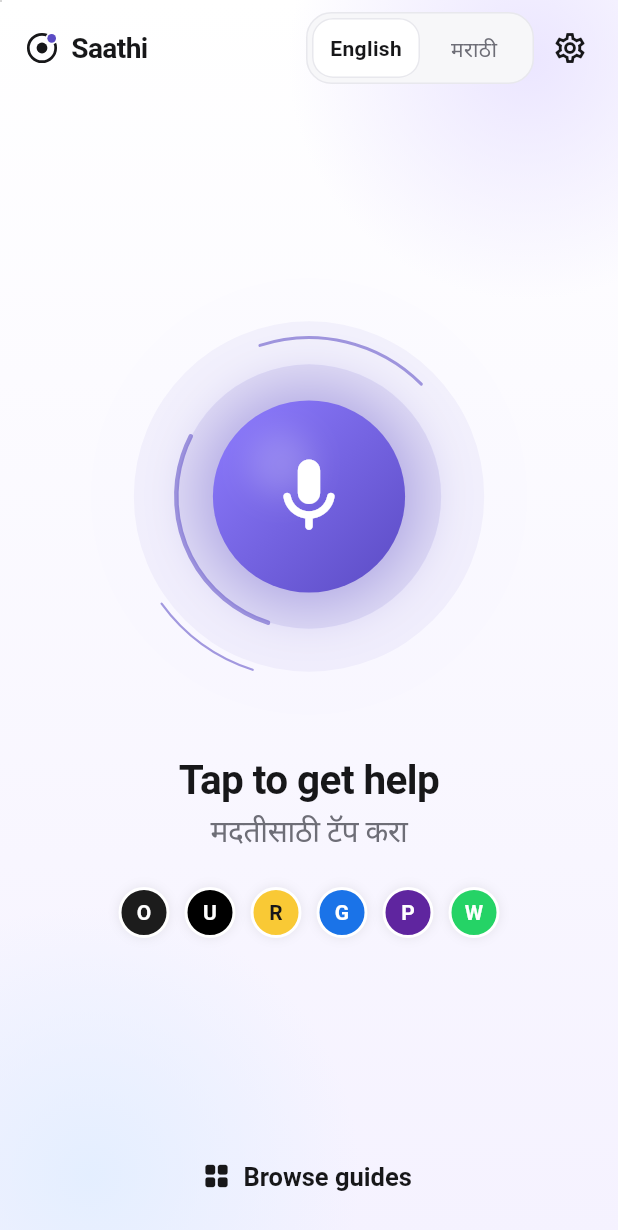
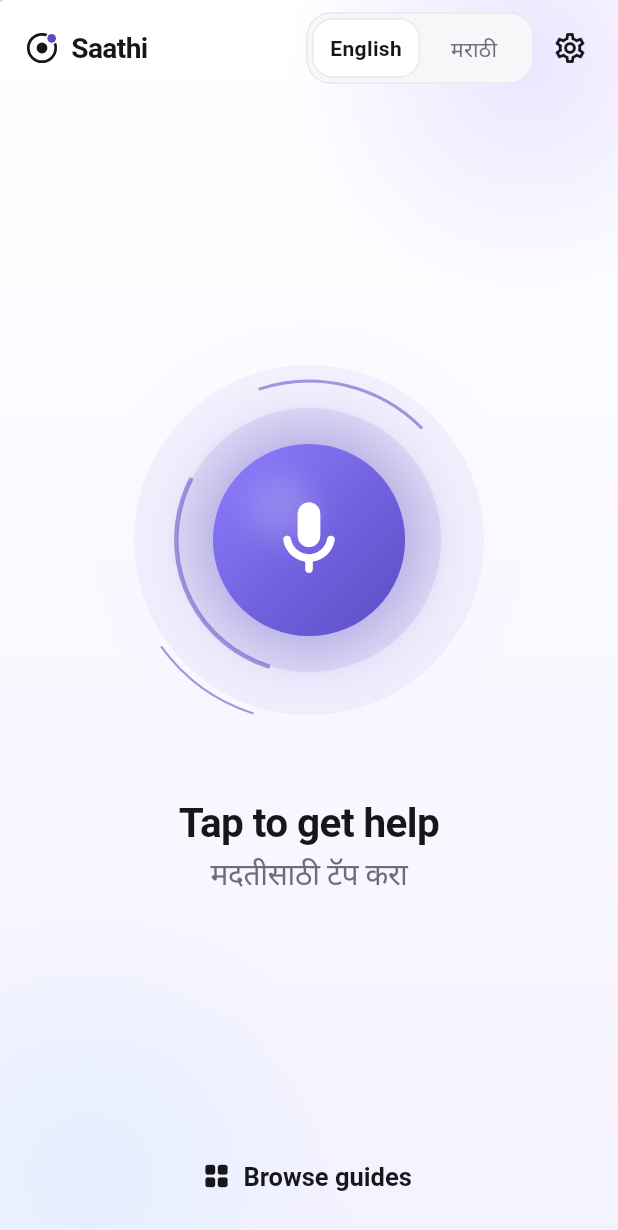
Before and after one commit to codderv006/saathi, a Flutter app: the screen it shows after launch, on a phone screen of 412 x 824 dp. Shown: the top 1230 px of the screen. Run offline on Flutter 3.47's test engine with Material 3 defaults, Android fonts, the phone set to English and light mode, and no system bars; drawn by our look-alikes of webview_flutter; our stand-ins replace cloud_firestore, firebase_auth, firebase_core, shared_preferences; missing offline and left inert: webview_flutter_android; accounts and stored records are empty.

Commit message:
Start calls in the selected language, follow the spoken language, remove app badges
The app passes a localized greeting (saathi_welcome) to the agent, the agent reports
the language it speaks so the screen switches with it, and the main screen no longer
shows the app logo circles.

Co-Authored-By: Claude Opus 5.5 <noreply@anthropic.com>

```diff
--- a/lib/features/call/call_screen.dart
+++ b/lib/features/call/call_screen.dart
@@ -101,7 +101,11 @@ class _CallScreenState extends State<CallScreen> {
 
   Map<String, String> _callContext() {
     final services = AppScope.of(context);
-    final device = {'saathi_device': services.settings.installationId};
+    final device = {
+      'saathi_device': services.settings.installationId,
+      // Spoken first, so the call opens in the language selected on screen.
+      'saathi_welcome': AppLocalizations.of(context).agentGreeting,
+    };
     final guide = services.guide;
     final session = guide.session;
     final step = guide.currentStep;
@@ -392,8 +396,6 @@ class _HeroView extends StatelessWidget {
                                 ),
                         ),
                       ),
-                      const SizedBox(height: AppSpacing.lg),
-                      const _AppBadges(),
                     ],
                   ),
                   Padding(
@@ -421,54 +423,6 @@ class _HeroView extends StatelessWidget {
           ),
         );
       },
-    );
-  }
-}
-
-/// The six supported apps, as small brand-coloured badges: tells the user what
-/// Saathi can help with at a glance.
-class _AppBadges extends StatelessWidget {
-  const _AppBadges();
-
-  @override
-  Widget build(BuildContext context) {
-    final apps = AppScope.of(context).catalog.apps.values.toList();
-    return ExcludeSemantics(
-      child: Wrap(
-        alignment: WrapAlignment.center,
-        spacing: 10,
-        runSpacing: 8,
-        children: [
-          for (final a in apps)
-            Tooltip(
-              message: a.name,
-              child: Container(
-                width: 34,
-                height: 34,
-                alignment: Alignment.center,
-                decoration: BoxDecoration(
-                  color: Color(a.color),
-                  shape: BoxShape.circle,
-                  border: Border.all(color: Colors.white, width: 2),
-                  boxShadow: const [
-                    BoxShadow(color: Color(0x14000000), blurRadius: 6),
-                  ],
-                ),
-                child: Text(
-                  a.name.substring(0, 1),
-                  textScaler: TextScaler.noScaling,
-                  style: TextStyle(
-                    color: Color(a.color).computeLuminance() > 0.5
-                        ? AppColors.textPrimary
-                        : Colors.white,
-                    fontWeight: FontWeight.w700,
-                    fontSize: 14,
-                  ),
-                ),
-              ),
-            ),
-        ],
-      ),
     );
   }
 }
--- a/lib/l10n/app_en.arb
+++ b/lib/l10n/app_en.arb
@@ -191,5 +191,6 @@
       }
     }
   },
-  "startGuide": "Start"
+  "startGuide": "Start",
+  "agentGreeting": "Hello! I'm Saathi. I can help you with Ola, Uber, Rapido, Google Pay, PhonePe and WhatsApp. What do you need?"
 }
--- a/lib/l10n/app_localizations.dart
+++ b/lib/l10n/app_localizations.dart
@@ -895,6 +895,12 @@ abstract class AppLocalizations {
   /// In en, this message translates to:
   /// **'Start'**
   String get startGuide;
+
+  /// No description provided for @agentGreeting.
+  ///
+  /// In en, this message translates to:
+  /// **'Hello! I\'m Saathi. I can help you with Ola, Uber, Rapido, Google Pay, PhonePe and WhatsApp. What do you need?'**
+  String get agentGreeting;
 }
 
 class _AppLocalizationsDelegate
--- a/lib/l10n/app_localizations_en.dart
+++ b/lib/l10n/app_localizations_en.dart
@@ -445,4 +445,8 @@ class AppLocalizationsEn extends AppLocalizations {
 
   @override
   String get startGuide => 'Start';
+
+  @override
+  String get agentGreeting =>
+      'Hello! I\'m Saathi. I can help you with Ola, Uber, Rapido, Google Pay, PhonePe and WhatsApp. What do you need?';
 }
--- a/lib/l10n/app_localizations_mr.dart
+++ b/lib/l10n/app_localizations_mr.dart
@@ -449,4 +449,8 @@ class AppLocalizationsMr extends AppLocalizations {
 
   @override
   String get startGuide => 'सुरू करा';
+
+  @override
+  String get agentGreeting =>
+      'नमस्कार! मी साथी. Ola, Uber, Rapido, Google Pay, PhonePe आणि WhatsApp वापरायला मी मदत करते. सांगा, काय हवे आहे?';
 }
--- a/lib/l10n/app_mr.arb
+++ b/lib/l10n/app_mr.arb
@@ -132,5 +132,6 @@
   "allDone": "झाले!",
   "topicDoneBody": "तुम्ही हे मार्गदर्शन पूर्ण केले.",
   "guidesFor": "{app} साठी मार्गदर्शक",
-  "startGuide": "सुरू करा"
+  "startGuide": "सुरू करा",
+  "agentGreeting": "नमस्कार! मी साथी. Ola, Uber, Rapido, Google Pay, PhonePe आणि WhatsApp वापरायला मी मदत करते. सांगा, काय हवे आहे?"
 }
```
Also changed, not shown: lib/features/call/guide_tool_handler.dart (+7 -1 lines), 3 other files.
